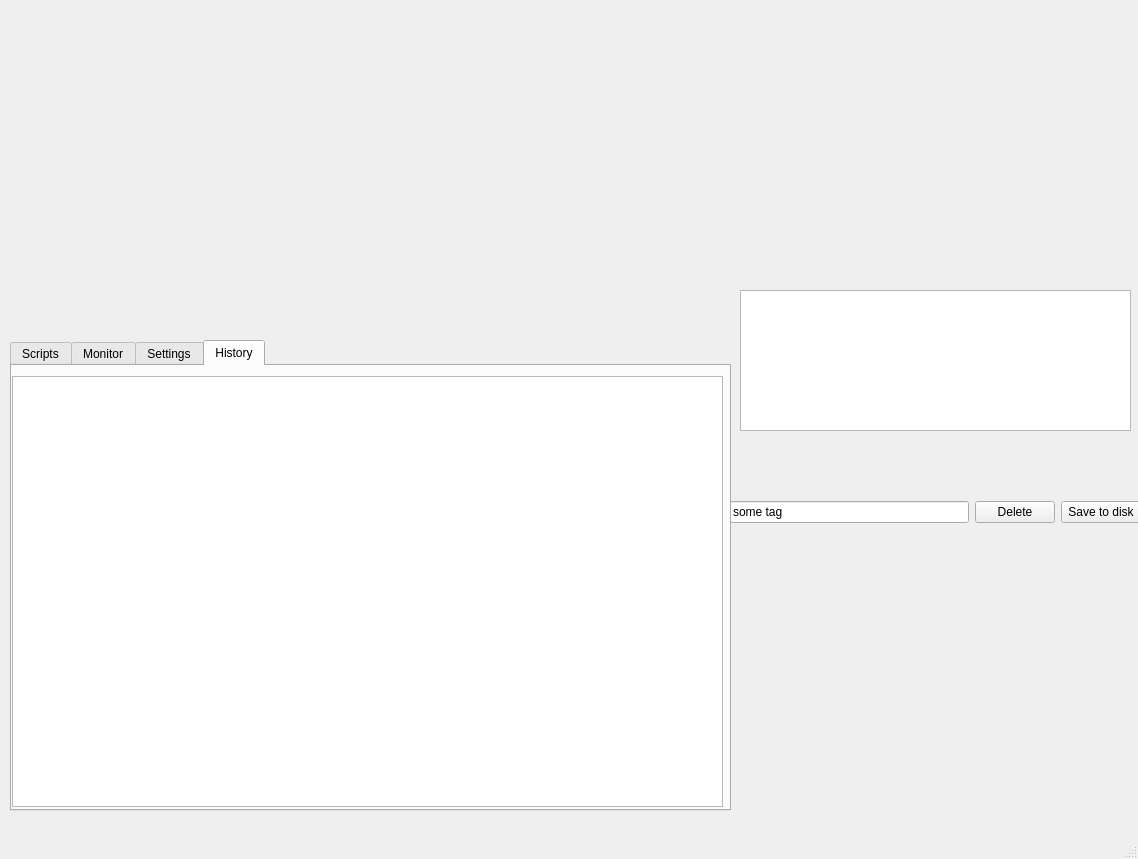
LISE-B26/pylabcontrol, file qt_creator_gui/zi_control.ui: the form before one commit.
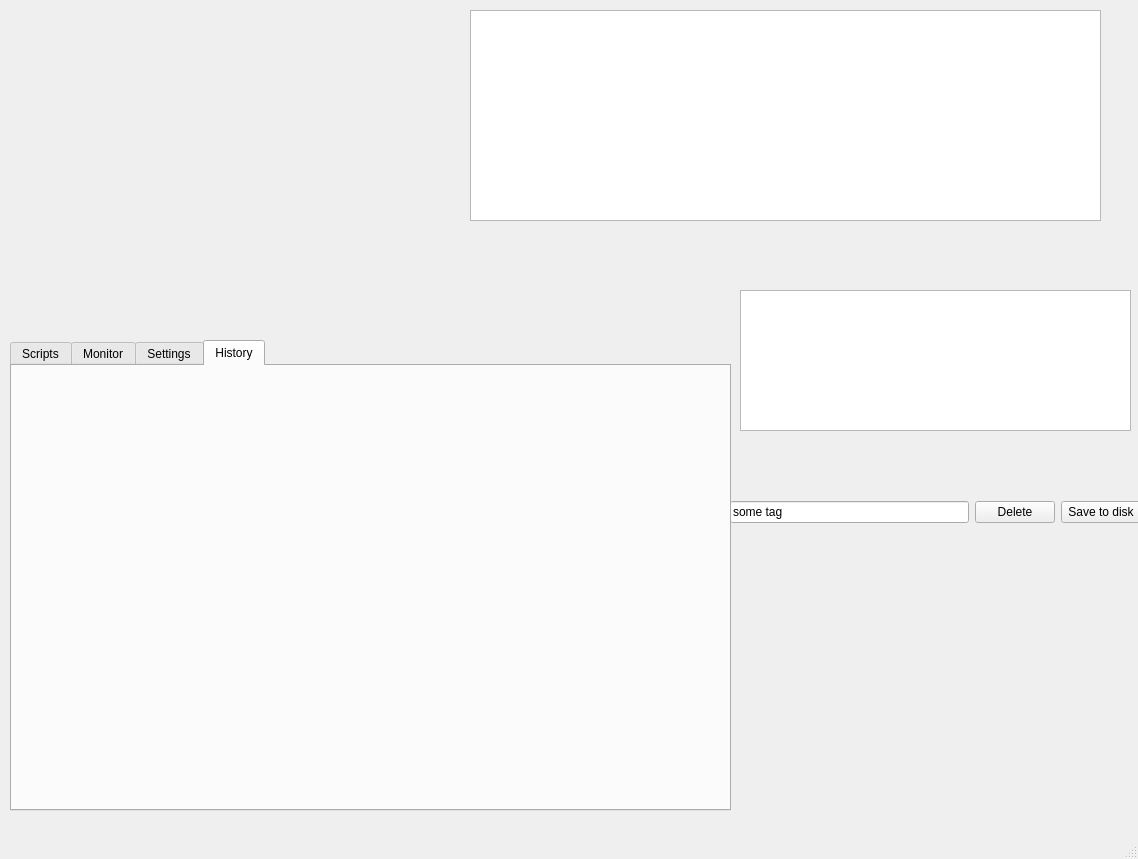
The form after the commit. Custom widgets are drawn as their Qt base class.

Commit message: JG: lists and booleans now also change correctly!

What changed in the file:
```diff
--- a/qt_creator_gui/zi_control.ui
+++ b/qt_creator_gui/zi_control.ui
@@ -259,16 +259,6 @@
      <attribute name="title">
       <string>History</string>
      </attribute>
-     <widget class="QListView" name="list_history">
-      <property name="geometry">
-       <rect>
-        <x>0</x>
-        <y>10</y>
-        <width>711</width>
-        <height>431</height>
-       </rect>
-      </property>
-     </widget>
     </widget>
    </widget>
    <widget class="MatplotlibWidget" name="matplotlibwidget">
@@ -281,6 +271,16 @@
      </rect>
     </property>
    </widget>
+   <widget class="QListView" name="list_history">
+    <property name="geometry">
+     <rect>
+      <x>470</x>
+      <y>10</y>
+      <width>631</width>
+      <height>211</height>
+     </rect>
+    </property>
+   </widget>
    <zorder>layoutWidget</zorder>
    <zorder>list_records</zorder>
    <zorder>tabWidget</zorder>
```
Left out of the diff: 1 changed line with no effect on the pictures. The commit also changes 3 other files.
